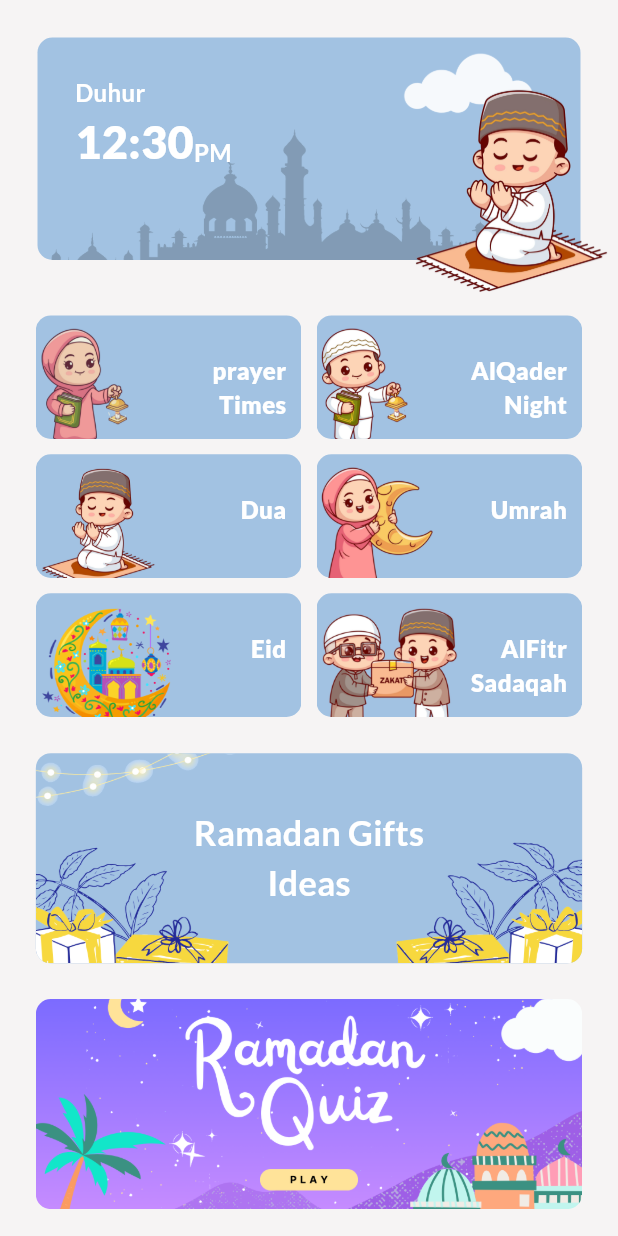
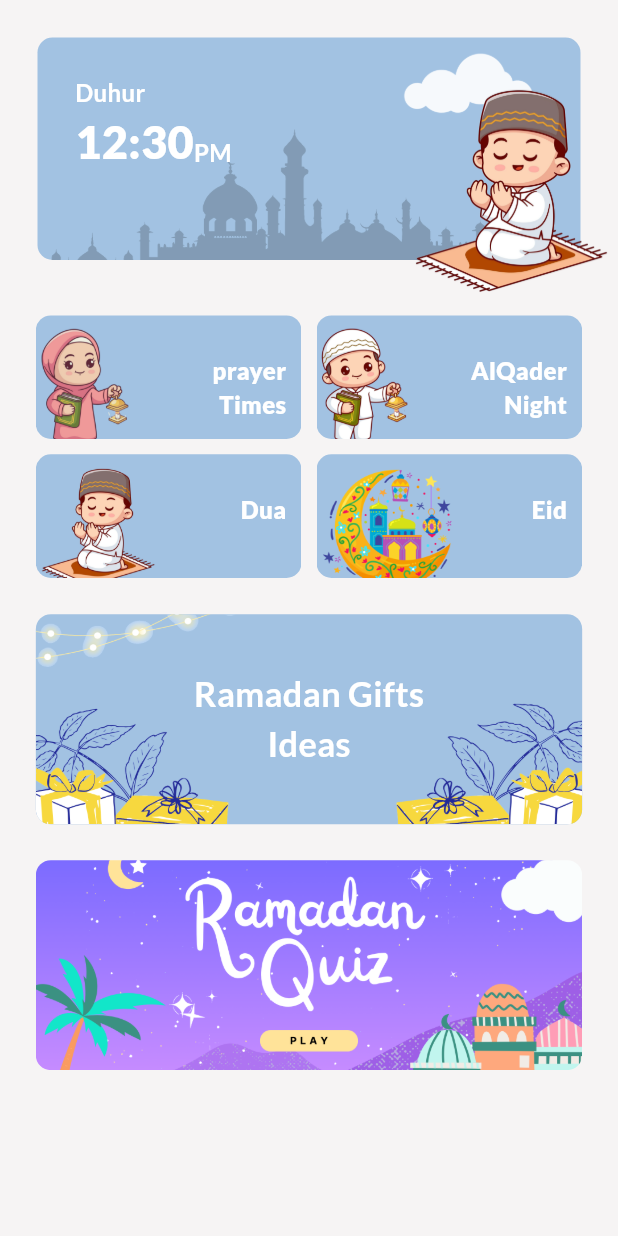
Before and after one commit to Tasneem-Zaareer/ramadan_guide_app, a Flutter app: the HomeView screen opened directly, on a phone screen of 412 x 824 dp. Run offline on Flutter 3.47's test engine with Material 3 defaults, Android fonts, the phone set to English and light mode, and no system bars; our stand-ins replace easy_localization, flutter_screenutil, google_fonts, persistent_bottom_nav_bar.

Commit message:
edit home

```diff
--- a/lib/features/dua/views/dua_view.dart
+++ b/lib/features/dua/views/dua_view.dart
@@ -94,6 +94,7 @@ class DuaWigget extends StatelessWidget {
             fontSize: 12,
             fontWeight: FontWeight.bold,
             color: Theme.of(context).colorScheme.onSurface,
+            textAlign: TextAlign.center,
           ),
         ],
       ),
--- a/lib/features/home/views/widgets/categories_gridview_widget.dart
+++ b/lib/features/home/views/widgets/categories_gridview_widget.dart
@@ -34,24 +34,24 @@ class CategoriesGridviewWidget extends StatelessWidget {
         'view': const DuaView(),
         'color': Colors.blue.shade100
       },
-      {
-        'title': tr('umrah'),
-        'image': AppImages.girlWithMoon,
-        'view': const PrayerTimeView(),
-        'color': Colors.greenAccent.shade100
-      },
+      // {
+      //   'title': tr('umrah'),
+      //   'image': AppImages.girlWithMoon,
+      //   'view': const PrayerTimeView(),
+      //   'color': Colors.greenAccent.shade100
+      // },
       {
         'title': tr('Eid'),
         'image': AppImages.eid,
         'view': const EidView(),
         'color': Colors.greenAccent.shade100
       },
-      {
-        'title': tr('sadaqahAlfitr'),
-        'image': AppImages.zakat,
-        'view': const ZakatView(),
-        'color': Colors.greenAccent.shade100
-      },
+      // {
+      //   'title': tr('sadaqahAlfitr'),
+      //   'image': AppImages.zakat,
+      //   'view': const ZakatView(),
+      //   'color': Colors.greenAccent.shade100
+      // },
     ];
     return GridView.builder(
       shrinkWrap: true,
```
